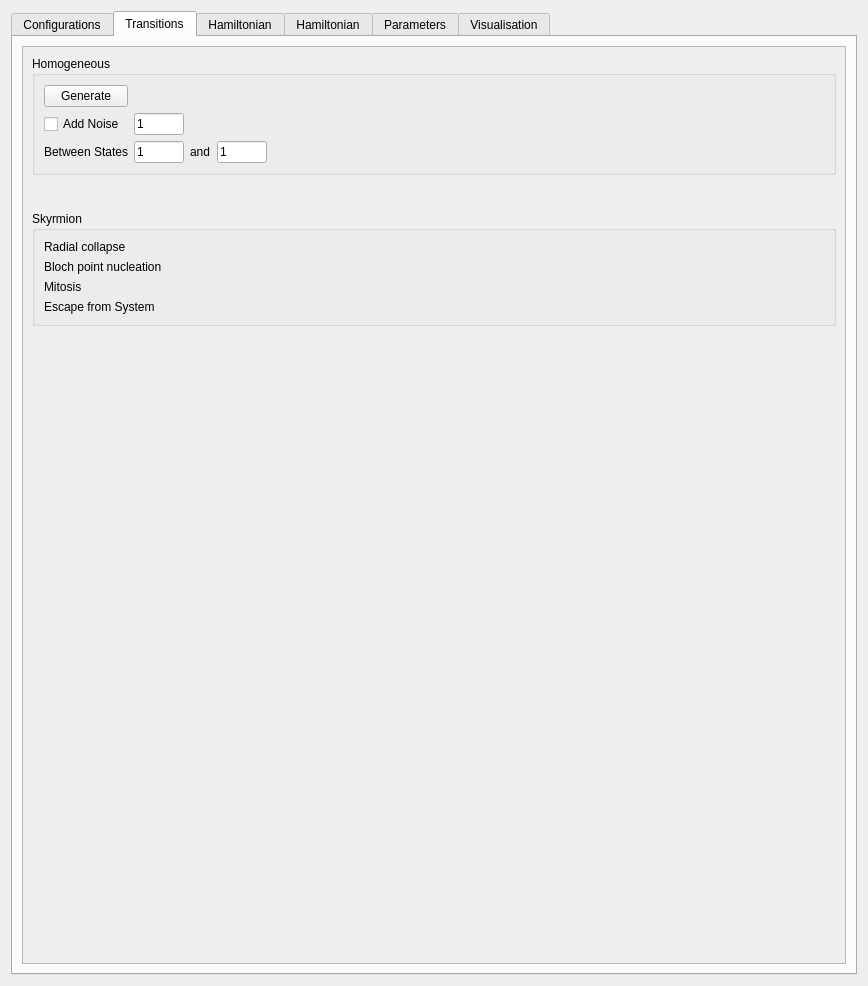
Above: ui-qt/ui/SettingsWidget.ui from spirit-code/spirit before the change. Below: the same form after it.
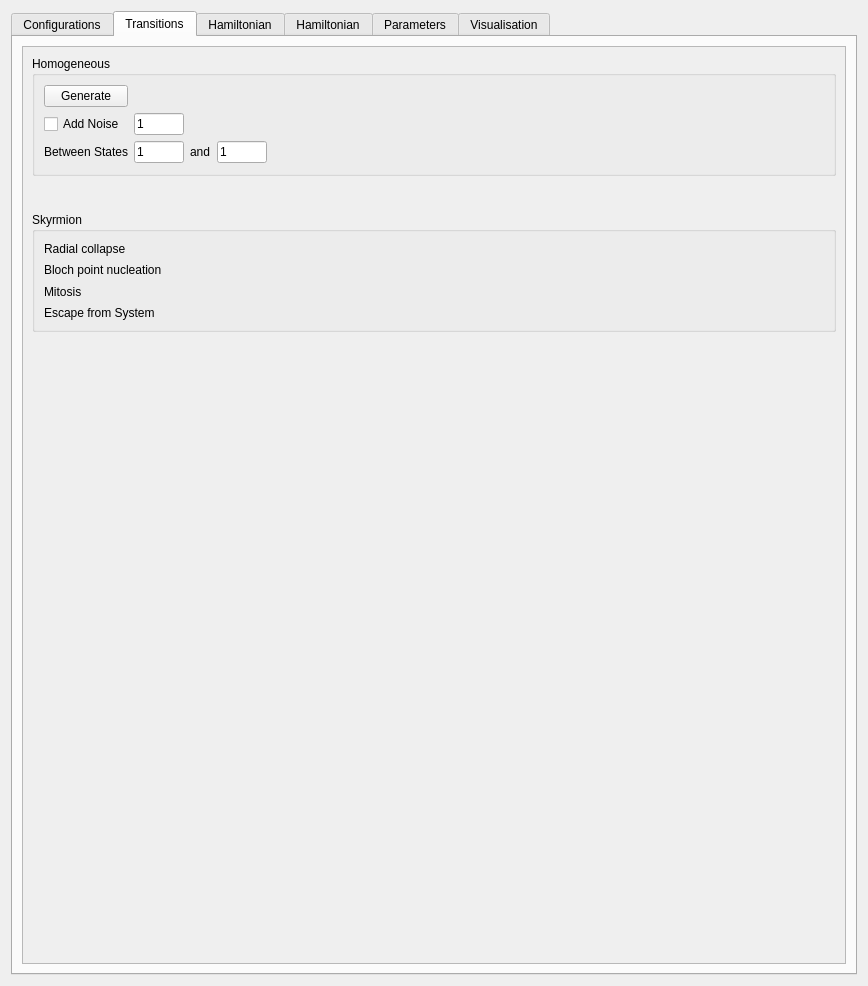
That is the form after the change. The open tabs and pages were chosen to show the change.

Commit message: Fixed bad SettingsWdiget ui on OSX in qt-ui.

What changed in the file:
```diff
--- a/ui-qt/ui/SettingsWidget.ui
+++ b/ui-qt/ui/SettingsWidget.ui
@@ -1100,13 +1100,19 @@
            <rect>
             <x>0</x>
             <y>0</y>
-            <width>824</width>
-            <height>922</height>
+            <width>812</width>
+            <height>913</height>
            </rect>
           </property>
           <layout class="QVBoxLayout" name="verticalLayout_5">
            <item>
             <widget class="QGroupBox" name="groupBox_7">
+             <property name="minimumSize">
+              <size>
+               <width>0</width>
+               <height>120</height>
+              </size>
+             </property>
              <property name="title">
               <string>Homogeneous</string>
              </property>
@@ -1224,6 +1230,12 @@
            </item>
            <item>
             <widget class="QGroupBox" name="groupBox_8">
+             <property name="minimumSize">
+              <size>
+               <width>0</width>
+               <height>120</height>
+              </size>
+             </property>
              <property name="title">
               <string>Skyrmion</string>
              </property>
```
Left out of the diff: 26 changed lines with no effect on the pictures.
